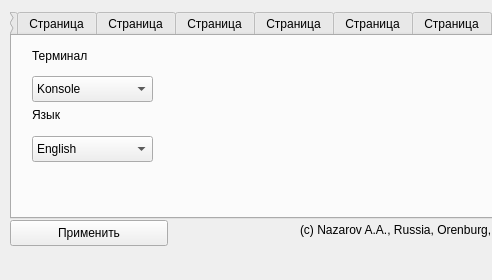
Old version of the form mainwindow.ui in the repository ArtNazarov/arch-post-installer; both pictures show x 0 to 492 and y 0 to 280 of the 760 by 280 pixel window.
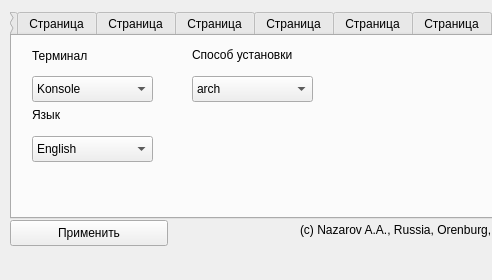
New version of the form. The open tabs and pages were chosen to show the change.

```diff
--- a/mainwindow.ui
+++ b/mainwindow.ui
@@ -1199,6 +1199,50 @@
        <string>Язык</string>
       </property>
      </widget>
+     <widget class="QComboBox" name="cboInstaller">
+      <property name="geometry">
+       <rect>
+        <x>180</x>
+        <y>40</y>
+        <width>121</width>
+        <height>26</height>
+       </rect>
+      </property>
+      <property name="currentText">
+       <string>arch</string>
+      </property>
+      <property name="currentIndex">
+       <number>0</number>
+      </property>
+      <item>
+       <property name="text">
+        <string>arch</string>
+       </property>
+      </item>
+      <item>
+       <property name="text">
+        <string>deb</string>
+       </property>
+      </item>
+      <item>
+       <property name="text">
+        <string>rpm</string>
+       </property>
+      </item>
+     </widget>
+     <widget class="QLabel" name="lblInstaller">
+      <property name="geometry">
+       <rect>
+        <x>180</x>
+        <y>10</y>
+        <width>121</width>
+        <height>18</height>
+       </rect>
+      </property>
+      <property name="text">
+       <string>Способ установки</string>
+      </property>
+     </widget>
     </widget>
    </widget>
   </widget>
```
Left out of the diff: 4 changed lines with no effect on the pictures.
